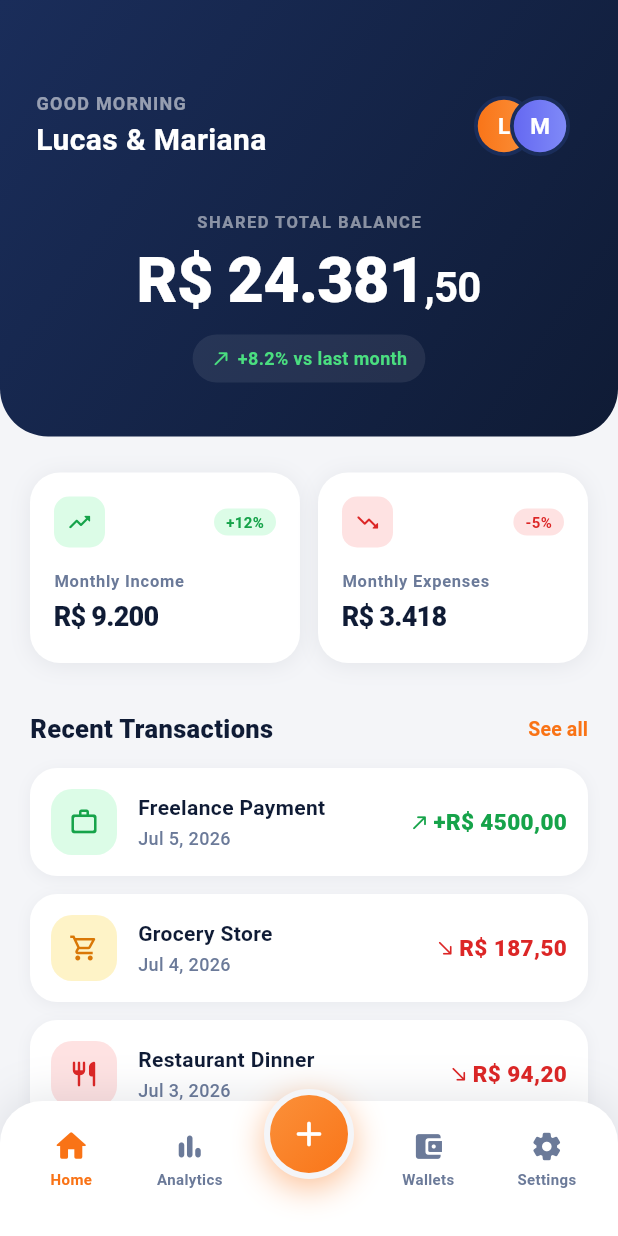
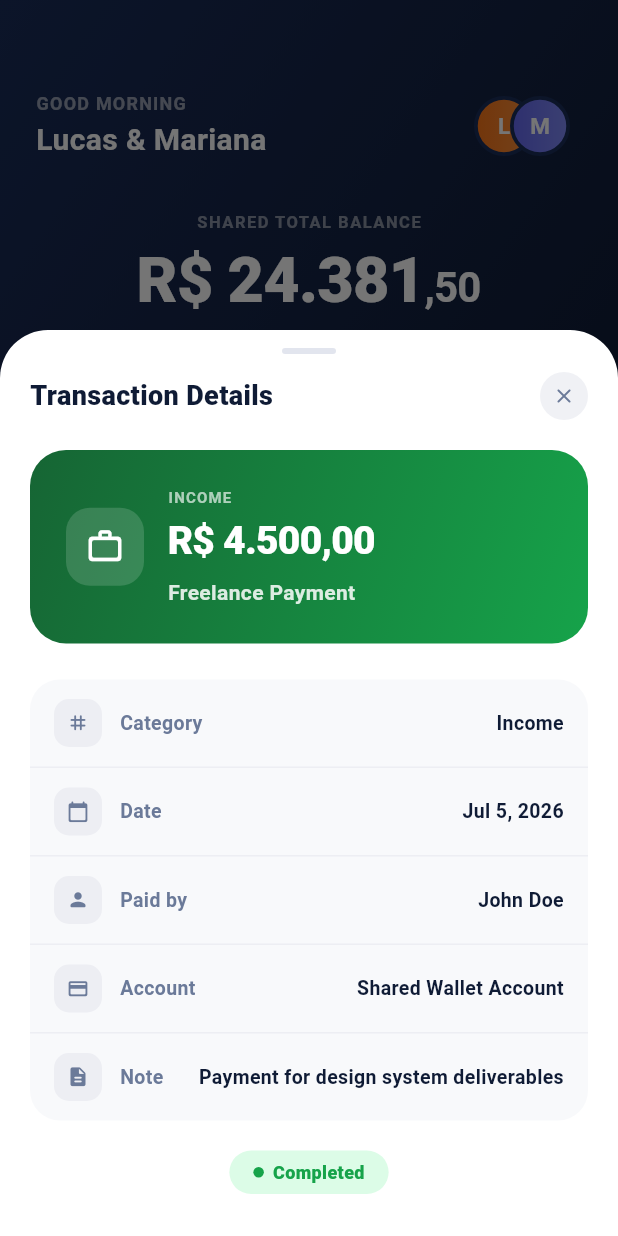
Before and after one commit to IanAlves21/app_finance_mobile, a Flutter app: the screen it shows after launch, after a tap on "Freelance Payment", on a phone screen of 412 x 824 dp. Run offline on Flutter 3.47's test engine with Material 3 defaults, Android fonts, the light colour scheme and no system bars; Roboto replaces fonts that are missing (Nunito).

Commit message:
Create: new modal for recent transactions details

```diff
--- a/lib/l10n/app_en.arb
+++ b/lib/l10n/app_en.arb
@@ -73,5 +73,12 @@
   "salaryDeposit": "Salary Deposit",
   "starbucksCoffee": "Starbucks Coffee",
   "shellGasStation": "Shell Gas Station",
-  "smartFitGym": "SmartFit Gym"
+  "smartFitGym": "SmartFit Gym",
+
+  "transactionDetails": "Transaction Details",
+  "dateLabel": "Date",
+  "paidByLabel": "Paid by",
+  "accountLabel": "Account",
+  "noteLabel": "Note",
+  "completedStatus": "Completed"
 }
--- a/lib/l10n/app_localizations.dart
+++ b/lib/l10n/app_localizations.dart
@@ -541,6 +541,42 @@ abstract class AppLocalizations {
   /// In en, this message translates to:
   /// **'SmartFit Gym'**
   String get smartFitGym;
+
+  /// No description provided for @transactionDetails.
+  ///
+  /// In en, this message translates to:
+  /// **'Transaction Details'**
+  String get transactionDetails;
+
+  /// No description provided for @dateLabel.
+  ///
+  /// In en, this message translates to:
+  /// **'Date'**
+  String get dateLabel;
+
+  /// No description provided for @paidByLabel.
+  ///
+  /// In en, this message translates to:
+  /// **'Paid by'**
+  String get paidByLabel;
+
+  /// No description provided for @accountLabel.
+  ///
+  /// In en, this message translates to:
+  /// **'Account'**
+  String get accountLabel;
+
+  /// No description provided for @noteLabel.
+  ///
+  /// In en, this message translates to:
+  /// **'Note'**
+  String get noteLabel;
+
+  /// No description provided for @completedStatus.
+  ///
+  /// In en, this message translates to:
+  /// **'Completed'**
+  String get completedStatus;
 }
 
 class _AppLocalizationsDelegate
--- a/lib/l10n/app_localizations_en.dart
+++ b/lib/l10n/app_localizations_en.dart
@@ -229,4 +229,22 @@ class AppLocalizationsEn extends AppLocalizations {
 
   @override
   String get smartFitGym => 'SmartFit Gym';
+
+  @override
+  String get transactionDetails => 'Transaction Details';
+
+  @override
+  String get dateLabel => 'Date';
+
+  @override
+  String get paidByLabel => 'Paid by';
+
+  @override
+  String get accountLabel => 'Account';
+
+  @override
+  String get noteLabel => 'Note';
+
+  @override
+  String get completedStatus => 'Completed';
 }
--- a/lib/l10n/app_localizations_pt.dart
+++ b/lib/l10n/app_localizations_pt.dart
@@ -229,4 +229,22 @@ class AppLocalizationsPt extends AppLocalizations {
 
   @override
   String get smartFitGym => 'Academia SmartFit';
+
+  @override
+  String get transactionDetails => 'Detalhes da Transação';
+
+  @override
+  String get dateLabel => 'Data';
+
+  @override
+  String get paidByLabel => 'Pago por';
+
+  @override
+  String get accountLabel => 'Conta';
+
+  @override
+  String get noteLabel => 'Observação';
+
+  @override
+  String get completedStatus => 'Concluído';
 }
--- a/lib/l10n/app_pt.arb
+++ b/lib/l10n/app_pt.arb
@@ -73,5 +73,12 @@
   "salaryDeposit": "Depósito de Salário",
   "starbucksCoffee": "Café Starbucks",
   "shellGasStation": "Posto de Gasolina Shell",
-  "smartFitGym": "Academia SmartFit"
+  "smartFitGym": "Academia SmartFit",
+
+  "transactionDetails": "Detalhes da Transação",
+  "dateLabel": "Data",
+  "paidByLabel": "Pago por",
+  "accountLabel": "Conta",
+  "noteLabel": "Observação",
+  "completedStatus": "Concluído"
 }
--- a/lib/models/transaction.dart
+++ b/lib/models/transaction.dart
@@ -9,6 +9,10 @@ class Transaction {
   final IconData icon;
   final Color iconBg;
   final Color iconColor;
+  final String paidBy;
+  final String account;
+  final String note;
+  final String status;
 
   const Transaction({
     required this.id,
@@ -19,6 +23,10 @@ class Transaction {
     required this.icon,
     required this.iconBg,
     required this.iconColor,
+    this.paidBy = "John Doe",
+    this.account = "Shared Joint Card •••• 4242",
+    this.note = "Standard shared transaction",
+    this.status = "Completed",
   });
 }
 
@@ -33,6 +41,10 @@ const List<Transaction> transactionsData = [
     icon: Icons.work_outline_rounded,
     iconBg: Color(0xFFDCFCE7),
     iconColor: Color(0xFF16A34A),
+    paidBy: "John Doe",
+    account: "Shared Wallet Account",
+    note: "Payment for design system deliverables",
+    status: "Completed",
   ),
   Transaction(
     id: 2,
@@ -43,6 +55,10 @@ const List<Transaction> transactionsData = [
     icon: Icons.shopping_cart_outlined,
     iconBg: Color(0xFFFEF3C7),
     iconColor: Color(0xFFD97706),
+    paidBy: "Jane Smith",
+    account: "Joint Visa Card •••• 8812",
+    note: "Weekly organic groceries at Target",
+    status: "Completed",
   ),
   Transaction(
     id: 3,
@@ -53,6 +69,10 @@ const List<Transaction> transactionsData = [
     icon: Icons.restaurant_rounded,
     iconBg: Color(0xFFFEE2E2),
     iconColor: Color(0xFFDC2626),
+    paidBy: "John Doe",
+    account: "Joint Visa Card •••• 8812",
+    note: "Anniversary dinner celebration",
+    status: "Completed",
   ),
   Transaction(
     id: 4,
@@ -63,6 +83,10 @@ const List<Transaction> transactionsData = [
     icon: Icons.directions_car_rounded,
     iconBg: Color(0xFFEDE9FE),
     iconColor: Color(0xFF7C3AED),
+    paidBy: "Jane Smith",
+    account: "AutoPay Shared Checking",
+    note: "Monthly premium auto-debit",
+    status: "Completed",
   ),
   Transaction(
     id: 5,
@@ -73,6 +97,10 @@ const List<Transaction> transactionsData = [
     icon: Icons.movie_creation_outlined,
     iconBg: Color(0xFFFEE2E2),
     iconColor: Color(0xFFDC2626),
+    paidBy: "John Doe",
+    account: "Joint Mastercard •••• 1990",
+    note: "Premium Ultra-HD subscription plan",
+    status: "Completed",
   ),
   Transaction(
     id: 6,
@@ -83,6 +111,10 @@ const List<Transaction> transactionsData = [
     icon: Icons.savings_rounded,
     iconBg: Color(0xFFDCFCE7),
     iconColor: Color(0xFF16A34A),
+    paidBy: "Company Inc.",
+    account: "Joint Shared Savings",
+    note: "Monthly primary corporate salary deposit",
+    status: "Completed",
   ),
   Transaction(
     id: 7,
@@ -93,6 +125,10 @@ const List<Transaction> transactionsData = [
     icon: Icons.local_cafe_rounded,
     iconBg: Color(0xFFFEF3C7),
     iconColor: Color(0xFFD97706),
+    paidBy: "Jane Smith",
+    account: "Joint Visa Card •••• 8812",
+    note: "Two iced lattes and a croissant",
+    status: "Completed",
   ),
   Transaction(
     id: 8,
@@ -103,6 +139,10 @@ const List<Transaction> transactionsData = [
     icon: Icons.local_gas_station_rounded,
     iconBg: Color(0xFFEDE9FE),
     iconColor: Color(0xFF7C3AED),
+    paidBy: "John Doe",
+    account: "Joint Visa Card •••• 8812",
+    note: "Refuel SUV full tank",
+    status: "Completed",
   ),
   Transaction(
     id: 9,
@@ -113,5 +153,9 @@ const List<Transaction> transactionsData = [
     icon: Icons.fitness_center_rounded,
     iconBg: Color(0xFFE0F2FE),
     iconColor: Color(0xFF0284C7),
+    paidBy: "John Doe",
+    account: "Joint Mastercard •••• 1990",
+    note: "Shared gym membership monthly fee",
+    status: "Completed",
   ),
 ];
--- a/lib/tabs/home_tab.dart
+++ b/lib/tabs/home_tab.dart
@@ -2,6 +2,7 @@ import 'package:flutter/material.dart';
 import 'package:flutter/services.dart';
 import '../models/transaction.dart';
 import '../widgets/interactive_card.dart';
+import '../widgets/transaction_detail_bottom_sheet.dart';
 import '../l10n/app_localizations.dart'; // Import Custom Localization
 import '../l10n/app_localizations_extension.dart';
 
@@ -364,7 +365,16 @@ class _HomeTabState extends State<HomeTab> {
                         final bool isPositive = tx.amount > 0;
 
                         return InteractiveCard(
-                          onTap: () {},
+                          onTap: () {
+                            showModalBottomSheet(
+                              context: context,
+                              isScrollControlled: true,
+                              backgroundColor: Colors.transparent,
+                              builder: (context) => TransactionDetailBottomSheet(
+                                transaction: tx,
+                              ),
+                            );
+                          },
                           child: Container(
                             padding: const EdgeInsets.all(14),
                             decoration: BoxDecoration(
--- /dev/null
+++ b/lib/widgets/transaction_detail_bottom_sheet.dart
@@ -0,0 +1,347 @@
+import 'package:flutter/material.dart';
+import '../models/transaction.dart';
+import '../l10n/app_localizations.dart';
+import '../l10n/app_localizations_extension.dart';
+
+class TransactionDetailBottomSheet extends StatelessWidget {
+  final Transaction transaction;
+
+  const TransactionDetailBottomSheet({
+    super.key,
+    required this.transaction,
+  });
+
+  String _formatBRL(double value) {
+    final bool isNegative = value < 0;
+    final double absValue = value.abs();
+    final String cents = (absValue % 1).toStringAsFixed(2).split('.')[1];
+    final int integers = absValue.toInt();
+
+    // Format thousands separator
+    final String integerStr = integers.toString();
+    final StringBuffer buffer = StringBuffer();
+    for (int i = 0; i < integerStr.length; i++) {
+      if (i > 0 && (integerStr.length - i) % 3 == 0) {
+        buffer.write('.');
+      }
+      buffer.write(integerStr[i]);
+    }
+
+    return '${isNegative ? '-' : ''}R\$ ${buffer.toString()},$cents';
+  }
+
+  String _getCategoryTranslation(String category, AppLocalizations l10n) {
+    switch (category.toLowerCase()) {
+      case 'income':
+        return l10n.income;
+      case 'food':
+        return l10n.food;
+      case 'dining':
+        return l10n.dining;
+      case 'transport':
+      case 'transportation':
+        return l10n.transport;
+      default:
+        return category;
+    }
+  }
+
+  @override
+  Widget build(BuildContext context) {
+    final double bottomPadding = MediaQuery.of(context).padding.bottom;
+
+    // Dynamic styles based on theme
+    final ThemeData theme = Theme.of(context);
+    final bool isDark = theme.brightness == Brightness.dark;
+
+    final Color textColor = theme.colorScheme.onSurface;
+    final Color subTextColor = isDark ? const Color(0xFF94A3B8) : const Color(0xFF6B7A99); // Slate 400 vs Slate 600
+    final Color cardColor = theme.cardColor;
+    final Color detailBgColor = isDark ? const Color(0xFF1E293B) : const Color(0xFFF8F9FB);
+    final Color iconBgColor = isDark ? const Color(0xFF222E45) : const Color(0xFFEDEEF3);
+    final Color rowDividerColor = isDark ? const Color(0xFF2E3B52) : const Color(0xFFEDEEF3);
+
+    final AppLocalizations l10n = AppLocalizations.of(context)!;
+    final bool isPositive = transaction.amount > 0;
+
+    // Define detail rows mapping
+    final List<Map<String, dynamic>> detailRows = [
+      {
+        'icon': Icons.tag_rounded,
+        'label': l10n.categoryLabel,
+        'value': _getCategoryTranslation(transaction.category, l10n),
+      },
+      {
+        'icon': Icons.calendar_today_rounded,
+        'label': l10n.dateLabel,
+        'value': transaction.date,
+      },
+      {
+        'icon': Icons.person_rounded,
+        'label': l10n.paidByLabel,
+        'value': transaction.paidBy,
+      },
+      {
+        'icon': Icons.credit_card_rounded,
+        'label': l10n.accountLabel,
+        'value': transaction.account,
+      },
+      {
+        'icon': Icons.description_rounded,
+        'label': l10n.noteLabel,
+        'value': transaction.note,
+      },
+    ];
+
+    return Container(
+      decoration: BoxDecoration(
+        color: cardColor,
+        borderRadius: const BorderRadius.only(
+          topLeft: Radius.circular(32),
+          topRight: Radius.circular(32),
+        ),
+      ),
+      padding: EdgeInsets.only(
+        top: 12,
+        left: 20,
+        right: 20,
+        bottom: bottomPadding + 28,
+      ),
+      child: SingleChildScrollView(
+        child: Column(
+          mainAxisSize: MainAxisSize.min,
+          crossAxisAlignment: CrossAxisAlignment.stretch,
+          children: [
+            // Drag Indicator Bar
+            Center(
+              child: Container(
+                width: 36,
+                height: 4,
+                decoration: BoxDecoration(
+                  color: isDark ? const Color(0xFF2E3B52) : const Color(0xFFE2E5EE),
+                  borderRadius: BorderRadius.circular(2),
+                ),
+              ),
+            ),
+            const SizedBox(height: 12),
+
+          // Header Row
+          Row(
+            mainAxisAlignment: MainAxisAlignment.spaceBetween,
+            children: [
+              Text(
+                l10n.transactionDetails,
+                style: TextStyle(
+                  color: textColor,
+                  fontSize: 18,
+                  fontWeight: FontWeight.w800,
+                ),
+              ),
+              GestureDetector(
+                onTap: () => Navigator.pop(context),
+                child: Container(
+                  width: 32,
+                  height: 32,
+                  decoration: BoxDecoration(
+                    color: isDark ? const Color(0xFF222E45) : const Color(0xFFF0F1F5),
+                    shape: BoxShape.circle,
+                  ),
+                  child: Icon(
+                    Icons.close_rounded,
+                    size: 16,
+                    color: subTextColor,
+                  ),
+                ),
+              ),
+            ],
+          ),
+          const SizedBox(height: 20),
+
+          // Amount Hero Card
+          Container(
+            padding: const EdgeInsets.all(24),
+            decoration: BoxDecoration(
+              borderRadius: BorderRadius.circular(24),
+              gradient: isPositive
+                  ? const LinearGradient(
+                      begin: Alignment.topLeft,
+                      end: Alignment.bottomRight,
+                      colors: [Color(0xFF166534), Color(0xFF16A34A)],
+                    )
+                  : const LinearGradient(
+                      begin: Alignment.topLeft,
+                      end: Alignment.bottomRight,
+                      colors: [Color(0xFF1A2D5A), Color(0xFF0F1B35)],
+                    ),
+            ),
+            child: Row(
+              children: [
+                // Circular Transaction Icon Container
+                Container(
+                  width: 52,
+                  height: 52,
+                  decoration: BoxDecoration(
+                    color: Colors.white.withOpacity(0.15),
+                    borderRadius: BorderRadius.circular(16),
+                  ),
+                  child: Icon(
+                    transaction.icon,
+                    size: 26,
+                    color: Colors.white,
+                  ),
+                ),
+                const SizedBox(width: 16),
+
+                // Texts Details column
+                Expanded(
+                  child: Column(
+                    crossAxisAlignment: CrossAxisAlignment.start,
+                    children: [
+                      Text(
+                        isPositive ? l10n.income.toUpperCase() : l10n.expense.toUpperCase(),
+                        style: TextStyle(
+                          color: Colors.white.withOpacity(0.65),
+                          fontSize: 10,
+                          fontWeight: FontWeight.bold,
+                          letterSpacing: 0.8,
+                        ),
+                      ),
+                      const SizedBox(height: 4),
+                      Text(
+                        _formatBRL(transaction.amount),
+                        style: const TextStyle(
+                          color: Colors.white,
+                          fontSize: 26,
+                          fontWeight: FontWeight.w800,
+                          letterSpacing: -0.5,
+                        ),
+                      ),
+                      const SizedBox(height: 6),
+                      Text(
+                        l10n.getTransactionName(transaction.name),
+                        style: TextStyle(
+                          color: Colors.white.withOpacity(0.85),
+                          fontSize: 14,
+                          fontWeight: FontWeight.w600,
+                        ),
+                      ),
+                    ],
+                  ),
+                ),
+              ],
+            ),
+          ),
+          const SizedBox(height: 24),
+
+          // Detail Rows Card Container
+          Container(
+            decoration: BoxDecoration(
+              color: detailBgColor,
+              borderRadius: BorderRadius.circular(20),
+            ),
+            child: Column(
+              children: List.generate(detailRows.length, (index) {
+                final row = detailRows[index];
+                final isLast = index == detailRows.length - 1;
+
+                return Container(
+                  padding: const EdgeInsets.symmetric(horizontal: 16, vertical: 13),
+                  decoration: BoxDecoration(
+                    border: isLast
+                        ? null
+                        : Border(
+                            bottom: BorderSide(
+                              color: rowDividerColor,
+                              width: 1,
+                            ),
+                          ),
+                  ),
+                  child: Row(
+                    children: [
+                      // Detail Row Icon
+                      Container(
+                        width: 32,
+                        height: 32,
+                        decoration: BoxDecoration(
+                          color: iconBgColor,
+                          borderRadius: BorderRadius.circular(10),
+                        ),
+                        child: Icon(
+                          row['icon'] as IconData,
+                          size: 15,
+                          color: subTextColor,
+                        ),
+                      ),
+                      const SizedBox(width: 12),
+
+                      // Label
+                      Text(
+                        row['label'] as String,
+                        style: TextStyle(
+                          color: subTextColor,
+                          fontSize: 13,
+                          fontWeight: FontWeight.w600,
+                        ),
+                      ),
+                      const SizedBox(width: 12),
+
+                      // Value
+                      Expanded(
+                        child: Text(
+                          row['value'] as String,
+                          textAlign: TextAlign.right,
+                          maxLines: 1,
+                          overflow: TextOverflow.ellipsis,
+                          style: TextStyle(
+                            color: textColor,
+                            fontSize: 13,
+                            fontWeight: FontWeight.bold,
+                          ),
+                        ),
+                      ),
+                    ],
+                  ),
+                );
+              }),
+            ),
+          ),
+          const SizedBox(height: 20),
+
+          // Status Badge Pill
+          Center(
+            child: Container(
+              padding: const EdgeInsets.symmetric(horizontal: 16, vertical: 6),
+              decoration: BoxDecoration(
+                color: isDark ? const Color(0xFF064E3B) : const Color(0xFFDCFCE7),
+                borderRadius: BorderRadius.circular(20),
+              ),
+              child: Row(
+                mainAxisSize: MainAxisSize.min,
+                children: [
+                  Container(
+                    width: 7,
+                    height: 7,
+                    decoration: const BoxDecoration(
+                      color: Color(0xFF16A34A),
+                      shape: BoxShape.circle,
+                    ),
+                  ),
+                  const SizedBox(width: 6),
+                  Text(
+                    l10n.completedStatus,
+                    style: const TextStyle(
+                      color: Color(0xFF16A34A),
+                      fontSize: 12,
+                      fontWeight: FontWeight.w800,
+                    ),
+                  ),
+                ],
+              ),
+            ),
+          ),
+        ],
+      ),
+    ),
+  );
+}
+}
```
Also changed, not shown: 1 other file.
